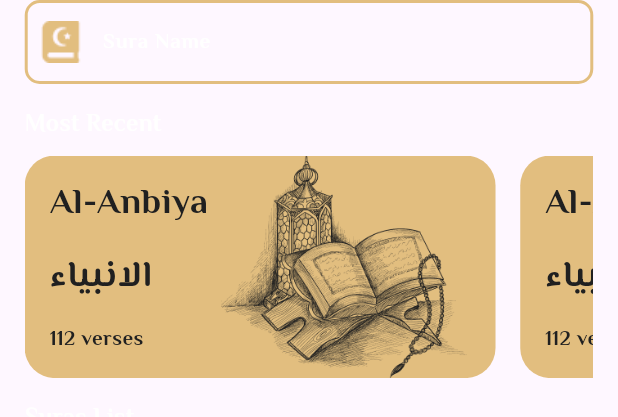
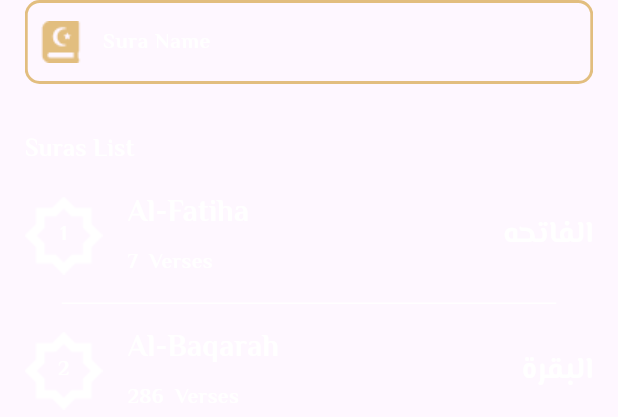
Before and after one commit to reemadel018-ops/islami_app, a Flutter app: the QuranTab widget shown alone on an empty page, opened directly, on a phone screen of 412 x 824 dp. Shown: the top 417 px of the screen. Run offline on Flutter 3.47's test engine with Material 3 defaults, Android fonts, the phone set to English and light mode, and no system bars; our stand-ins replace carousel_slider, google_fonts, introduction_screen, material_ui, shared_preferences; accounts and stored records are empty.

Commit message:
feat: manage most recent suras state with Provider

```diff
--- a/lib/main.dart
+++ b/lib/main.dart
@@ -1,3 +1,4 @@
+import 'package:islami_app/providers/most_recent_provider.dart';
 import 'package:material_ui/material_ui.dart';
 import 'package:islami_app/core/utils/app_routes.dart';
 import 'package:islami_app/core/utils/app_theme.dart';
@@ -5,9 +6,12 @@ import 'package:islami_app/ui/screens/hadeth_details_screen/hadeth_details_scree
 import 'package:islami_app/ui/screens/home_screen.dart';
 import 'package:islami_app/ui/screens/intro_screen.dart';
 import 'package:islami_app/ui/screens/sura_details/sura_details_screen.dart';
+import 'package:provider/provider.dart';
 
 void main() {
-  runApp(MyApp());
+  runApp(ChangeNotifierProvider(
+    create: (context) => MostRecentProvider(),
+    child: MyApp()));
 }
 
 class MyApp extends StatelessWidget {
--- /dev/null
+++ b/lib/providers/most_recent_provider.dart
@@ -0,0 +1,19 @@
+import 'package:islami_app/core/shared_prefs_utils.dart';
+import 'package:material_ui/material_ui.dart';
+import 'package:shared_preferences/shared_preferences.dart';
+
+class MostRecentProvider extends ChangeNotifier {
+  List<int> mostRecentList = [];
+
+  void getLastSuraIndex() async {
+    var prefs = await SharedPreferences.getInstance();
+    List<String> mostRecentIndexListAsString =
+        prefs.getStringList(SharedPrefsKey.key) ?? [];
+    mostRecentList = mostRecentIndexListAsString.map((index) {
+      return int.parse(index);
+    }).toList();
+    notifyListeners();
+
+    // return mostRecentIndexListAsInt.reversed.toList();
+  }
+}
--- a/lib/ui/screens/tabs/quran/quran_tab.dart
+++ b/lib/ui/screens/tabs/quran/quran_tab.dart
@@ -1,3 +1,4 @@
+import 'package:islami_app/core/shared_prefs_utils.dart';
 import 'package:material_ui/material_ui.dart';
 import 'package:islami_app/core/utils/app_color.dart';
 import 'package:islami_app/core/utils/app_routes.dart';
@@ -24,6 +25,7 @@ class _QuranTabState extends State<QuranTab> {
 
     return Padding(
       padding: EdgeInsets.symmetric(horizontal: width * 0.04),
+      child: SingleChildScrollView(
         child: Column(
           crossAxisAlignment: CrossAxisAlignment.start,
 
@@ -39,6 +41,7 @@ class _QuranTabState extends State<QuranTab> {
               },
             ),
           ],
+        ),
       ),
     );
   }
@@ -70,18 +73,17 @@ class _QuranTabState extends State<QuranTab> {
   }
 
   Widget _buildSuraListSection({required void Function(int) onSuraItemClick}) {
-    return Expanded(
-      child:
-      filterlist.isEmpty?
-     Center(
-      child: Text('No Sura Name Found',
-      style: AppStyles.bold20gold,),
-
-      ):
-      ListView.separated(
+    return filterlist.isEmpty
+        ? Center(
+            child: Text('No Sura Name Found', style: AppStyles.bold20gold),
+          )
+        : ListView.separated(
+          physics: NeverScrollableScrollPhysics(),
+          shrinkWrap: true,
             itemBuilder: (context, index) {
               return InkWell(
                 onTap: () {
+                  saveLastSuraItem(filterlist[index]);
                   onSuraItemClick(filterlist[index]);
                 },
                 child: SuraItem(index: filterlist[index]),
@@ -97,21 +99,22 @@ class _QuranTabState extends State<QuranTab> {
               );
             },
             itemCount: filterlist.length,
-      ),
           );
   }
 
   void searchBySuraName(String suraName) {
     List<int> searchList = [];
     for (int i = 0; i < QuranResources.englishQuranSuraList.length; i++) {
-      if (QuranResources.englishQuranSuraList[i].toLowerCase().contains(suraName) ||
-          QuranResources.arabicQuranSuraList[i].contains(suraName.toLowerCase())) {
+      if (QuranResources.englishQuranSuraList[i].toLowerCase().contains(
+            suraName,
+          ) ||
+          QuranResources.arabicQuranSuraList[i].contains(
+            suraName.toLowerCase(),
+          )) {
         searchList.add(i);
       }
       filterlist = searchList;
-      setState(() {
-
-      });
+      setState(() {});
     }
   }
 }
--- a/lib/ui/screens/tabs/quran/widgets/most_recent_widget.dart
+++ b/lib/ui/screens/tabs/quran/widgets/most_recent_widget.dart
@@ -1,17 +1,40 @@
+import 'package:islami_app/core/shared_prefs_utils.dart';
+import 'package:islami_app/core/utils/app_routes.dart';
+import 'package:islami_app/model/quran_resources.dart';
+import 'package:islami_app/providers/most_recent_provider.dart';
 import 'package:material_ui/material_ui.dart';
 import 'package:islami_app/core/utils/app_color.dart';
 import 'package:islami_app/core/utils/app_size_utils.dart';
 import 'package:islami_app/core/utils/app_styles.dart';
+import 'package:provider/provider.dart';
 
-class MostRecentWidget extends StatelessWidget {
-  const MostRecentWidget({super.key});
+class MostRecentWidget extends StatefulWidget {
+  MostRecentWidget({super.key});
+
+  @override
+  State<MostRecentWidget> createState() => _MostRecentWidgetState();
+}
+
+class _MostRecentWidgetState extends State<MostRecentWidget> {
+  late MostRecentProvider mostRecentProvider;
+  @override
+  void initState() {
+    // TODO: implement initState
+    super.initState();
+    WidgetsBinding.instance.addPostFrameCallback((_) {
+      mostRecentProvider.getLastSuraIndex();
+    });
+  }
 
   @override
   Widget build(BuildContext context) {
     var width = context.width;
     var height = context.height;
+    mostRecentProvider = Provider.of<MostRecentProvider>(context);
 
-    return Column(
+    return Visibility(
+      visible: mostRecentProvider.mostRecentList.isNotEmpty,
+      child: Column(
         crossAxisAlignment: CrossAxisAlignment.start,
         spacing: height * 0.01,
         children: [
@@ -20,47 +43,61 @@ class MostRecentWidget extends StatelessWidget {
             height: height * 0.18,
             child: ListView.separated(
               scrollDirection: Axis.horizontal,
-            itemBuilder: (context, inedex) {
-              return Container(
+              itemBuilder: (context, index) {
+                return InkWell(
+                  onTap: () {
+                    Navigator.of(context)
+                        .pushNamed(AppRoutes.suraDetailsRouteName,
+                        arguments: mostRecentProvider.mostRecentList[index]);
+
+                  },
+                  child: Container(
                     decoration: BoxDecoration(
                       color: AppColors.gold,
                       borderRadius: BorderRadius.circular(20),
-
                     ),
-                padding: EdgeInsets.symmetric(
-                  horizontal: width*0.04
-                ),
+                    padding: EdgeInsets.symmetric(horizontal: width * 0.04),
                     child: Row(
-                  spacing: width*0.02,
+                      spacing: width * 0.02,
                       children: [
                         Column(
                           crossAxisAlignment: CrossAxisAlignment.start,
                           mainAxisAlignment: MainAxisAlignment.spaceEvenly,
                           children: [
-                        Text('Al-Anbiya',
-                        style: AppStyles.bold24Black,),
+                            Text(
+                              QuranResources
+                                  .englishQuranSuraList[mostRecentProvider
+                                  .mostRecentList[index]],
+                              style: AppStyles.bold24Black,
+                            ),
 
-                        Text('الانبياء',
-                        style: AppStyles.bold24Black,),
+                            Text(
+                              QuranResources
+                                  .arabicQuranSuraList[mostRecentProvider
+                                  .mostRecentList[index]],
+                              style: AppStyles.bold24Black,
+                            ),
 
-                        Text('112 verses',
-                        style: AppStyles.bold14Black,),
+                            Text(
+                              '${QuranResources.versesNumbersList[mostRecentProvider.mostRecentList[index]]} verses',
+                              style: AppStyles.bold14Black,
+                            ),
                           ],
-
                         ),
-                    Image.asset('assets/images/most_recent.png')
-
+                        Image.asset('assets/images/most_recent.png'),
                       ],
+                    ),
                   ),
                 );
               },
               separatorBuilder: (context, index) {
                 return SizedBox(width: width * 0.04);
               },
-            itemCount: 20,
+              itemCount: mostRecentProvider.mostRecentList.length,
             ),
           ),
         ],
+      ),
     );
   }
 }
--- a/pubspec.yaml
+++ b/pubspec.yaml
@@ -40,6 +40,7 @@ dependencies:
   carousel_slider: ^5.1.2
   shared_preferences: ^2.5.6
   material_ui: ^1.11.1
+  provider: ^6.1.5+1
 
 dev_dependencies:
   flutter_test:
```
Also changed, not shown: lib/core/shared_prefs_utils.dart (+22 -0 lines), lib/ui/screens/sura_details/sura_details_screen.dart (+20 -14 lines), pubspec.lock. Lines whose indentation alone changed are shown as unchanged.
